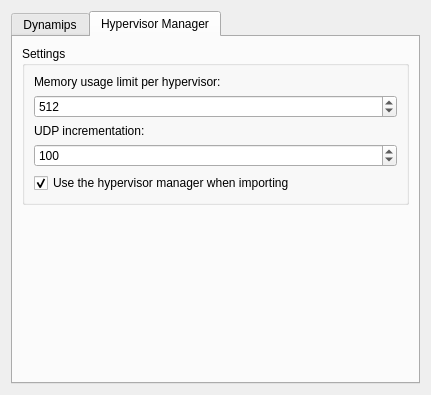
Old version of the form src/GNS3/Ui/ConfigurationPages/Form_PreferencesDynamips.ui in the repository GNS3/gns3-legacy.
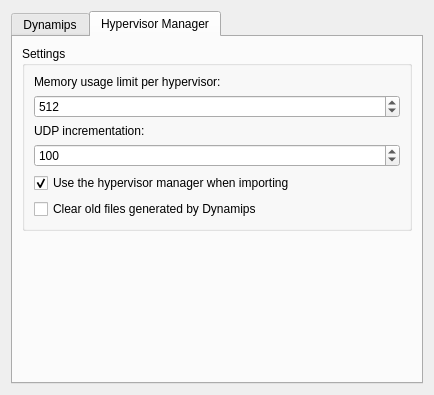
New version of the form. The open tabs and pages were chosen to show the change.

```diff
--- a/src/GNS3/Ui/ConfigurationPages/Form_PreferencesDynamips.ui
+++ b/src/GNS3/Ui/ConfigurationPages/Form_PreferencesDynamips.ui
@@ -238,6 +238,13 @@
             </property>
            </widget>
           </item>
+          <item row="5" column="0" >
+           <widget class="QCheckBox" name="checkBoxClearOldFiles" >
+            <property name="text" >
+             <string>Clear old files generated by Dynamips</string>
+            </property>
+           </widget>
+          </item>
          </layout>
         </widget>
        </item>
@@ -248,8 +255,8 @@
          </property>
          <property name="sizeHint" >
           <size>
-           <width>20</width>
-           <height>141</height>
+           <width>390</width>
+           <height>101</height>
           </size>
          </property>
         </spacer>
```
